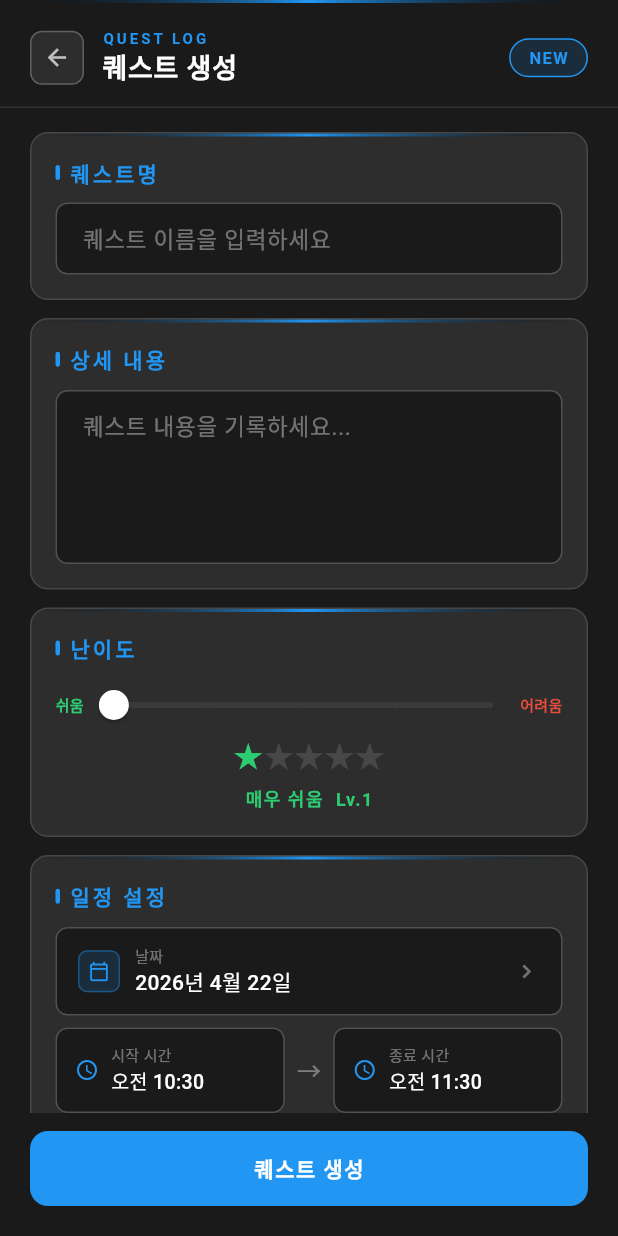
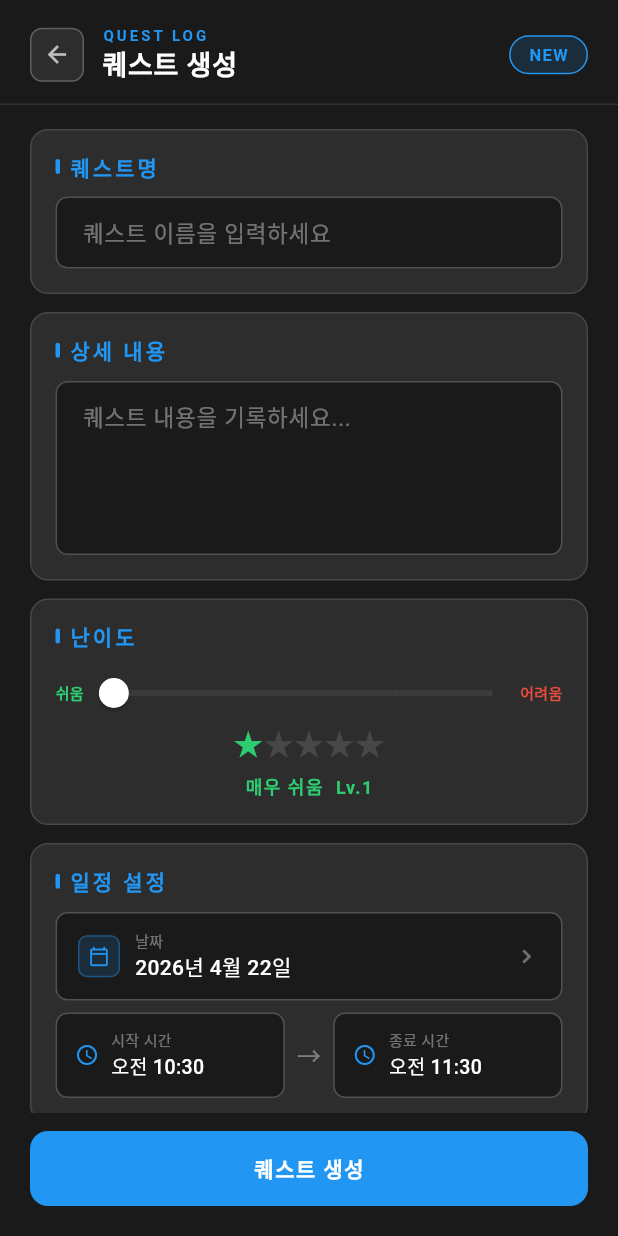
Before and after one commit to AndOne1shot/andone, a Flutter app: the TodoCreatePageView screen opened directly, on a phone screen of 412 x 824 dp. Run offline on Flutter 3.47's test engine with Material 3 defaults, Android fonts, the phone set to English and light mode, and no system bars; our stand-ins replace cloud_firestore, firebase_auth, firebase_core, flutter_riverpod; accounts and stored records are empty; generated files the repository leaves out were written again.

Commit message:
남은 시간이 24시간을 넘어갈때 n일 nn시간 전으로 변경 / ui 푸른 그라디언트 삭제

```diff
--- a/lib/common/quest_section_card.dart
+++ b/lib/common/quest_section_card.dart
@@ -2,7 +2,6 @@
 // 퀘스트 생성/상세 페이지에서 각 입력 섹션을 감싸는 카드 컨테이너
 //
 // 구성 요소:
-// - 상단 블루 그라디언트 라인 : 섹션 카드 상단에 포인트 장식
 // - 좌측 블루 수직 바 + label 텍스트 : 섹션 이름 표시 (예: '퀘스트명', '난이도')
 // - child : 섹션 안에 들어갈 실제 입력 위젯 (텍스트필드, 슬라이더 등)
 
@@ -24,16 +23,6 @@ class QuestSectionCard extends StatelessWidget {
       child: Column(
         crossAxisAlignment: CrossAxisAlignment.start,
         children: [
-          // 상단 블루 그라디언트 라인
-          Container(
-            height: 2,
-            decoration: const BoxDecoration(
-              gradient: LinearGradient(
-                colors: [Colors.transparent, Colors.blue, Colors.transparent],
-              ),
-              borderRadius: BorderRadius.vertical(top: Radius.circular(12)),
-            ),
-          ),
           Padding(
             padding: const EdgeInsets.fromLTRB(16, 14, 16, 16),
             child: Column(
--- a/lib/todo_create_page/todo_create_page_view.dart
+++ b/lib/todo_create_page/todo_create_page_view.dart
@@ -49,14 +49,6 @@ class _TodoCreatePageViewState extends ConsumerState<TodoCreatePageView> {
       backgroundColor: const Color(0xFF1A1A1A),
       body: Column(
         children: [
-              Container(
-                height: 2,
-                decoration: const BoxDecoration(
-                  gradient: LinearGradient(
-                    colors: [Colors.transparent, Colors.blue, Colors.transparent],
-                  ),
-                ),
-              ),
               SafeArea(
                 bottom: false,
                 child: QuestHeader(
```
Also changed, not shown: lib/main_page/home_tab_view.dart (+9 -9 lines), lib/profile_page/profile_page_view.dart (+5 -4 lines), lib/todo_detail_page/todo_detail_page_view.dart (+0 -9 lines).
